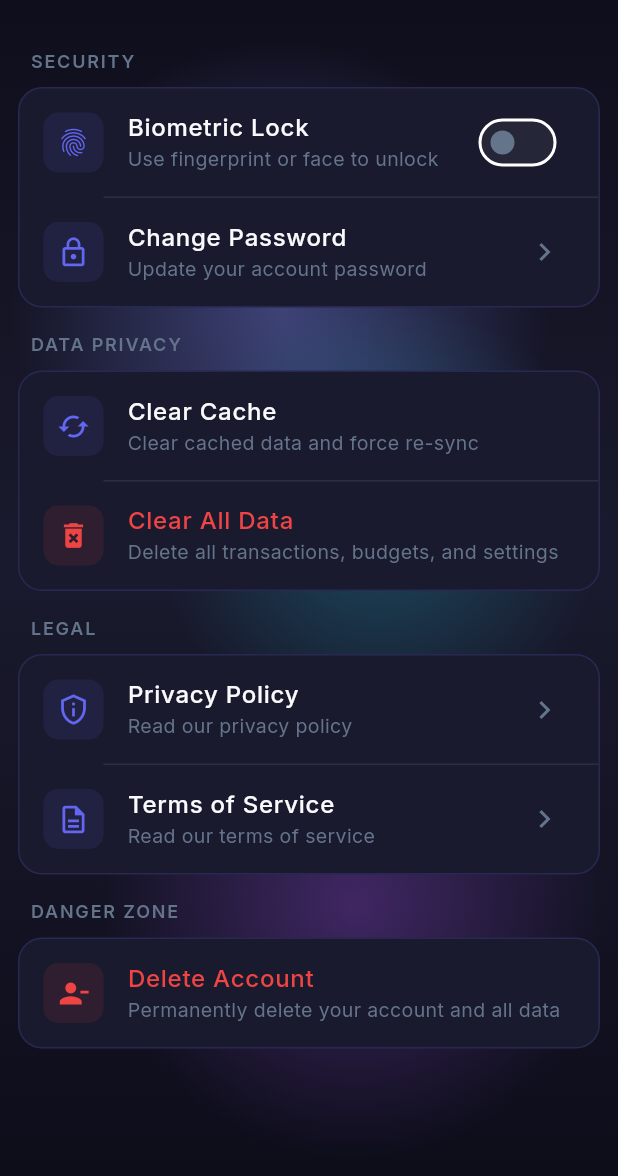
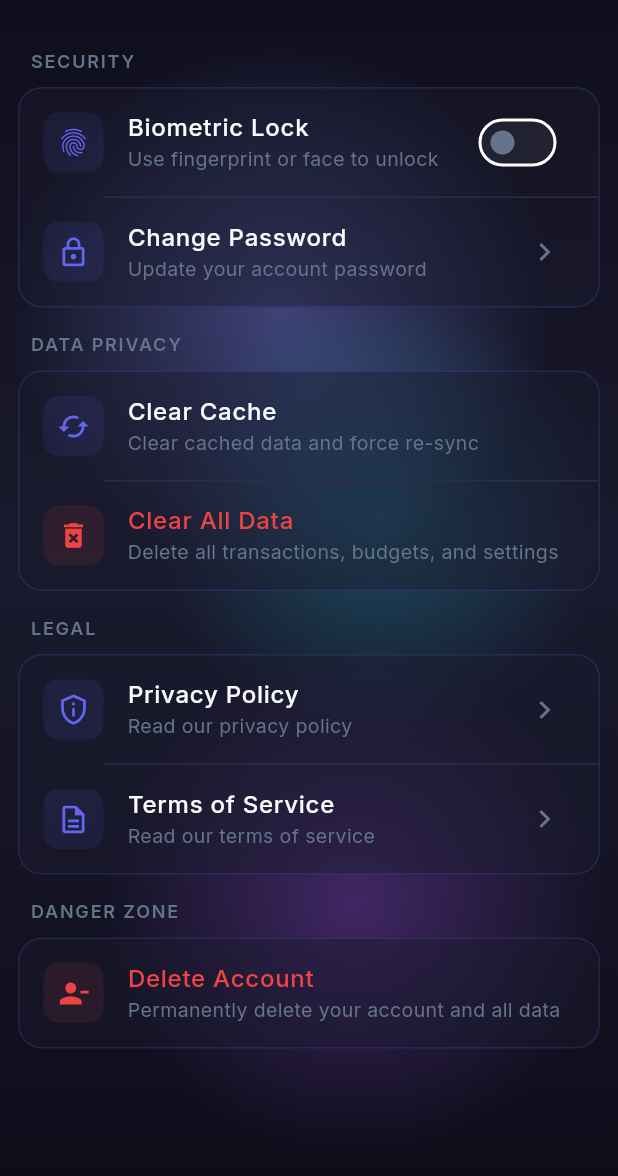
Before and after one commit to theprantadutta/the_accountant, a Flutter app: the PrivacySecurityScreen screen opened by its route, on a phone screen of 412 x 824 dp, the part 60-1236 px from its top. Run offline on Flutter 3.47's test engine with Material 3 defaults, Android fonts, the phone set to English and light mode, and no system bars; our stand-ins replace connectivity_plus, device_info_plus, dio, drift, equatable, firebase_analytics and 26 more; missing offline and left inert: google_mlkit_barcode_scanning, google_mlkit_image_labeling, google_mlkit_text_recognition, in_app_purchase_android, in_app_update, tutorial_coach_mark and 1 more; accounts and stored records are empty; generated files the repository leaves out were written again; network calls fail; statements that could not run were skipped.

Commit message:
Make settings section cards translucent so the gradient shows through
Drop the SettingsSection card fill from opaque primarySurface to ~45% alpha,
keeping the glass border, so the ambient background reads through the cards for
the same airy glass feel as the profile card.

```diff
--- a/lib/features/settings/widgets/settings_tile.dart
+++ b/lib/features/settings/widgets/settings_tile.dart
@@ -272,7 +272,8 @@ class SettingsSection extends StatelessWidget {
         ),
         Container(
           decoration: BoxDecoration(
-            color: AppColors.primarySurface,
+            // Translucent so the ambient gradient shows through the card.
+            color: AppColors.primarySurface.withValues(alpha: 0.45),
             borderRadius: AppSpacing.borderRadiusLg,
             border: Border.all(color: AppColors.glassBorder),
           ),
```
